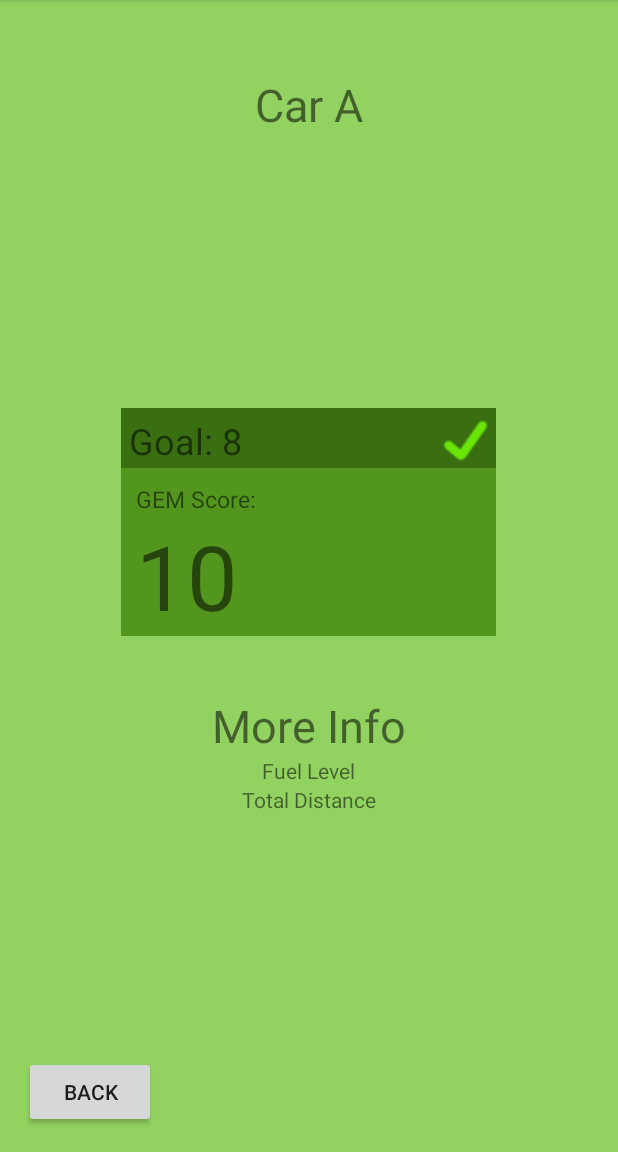
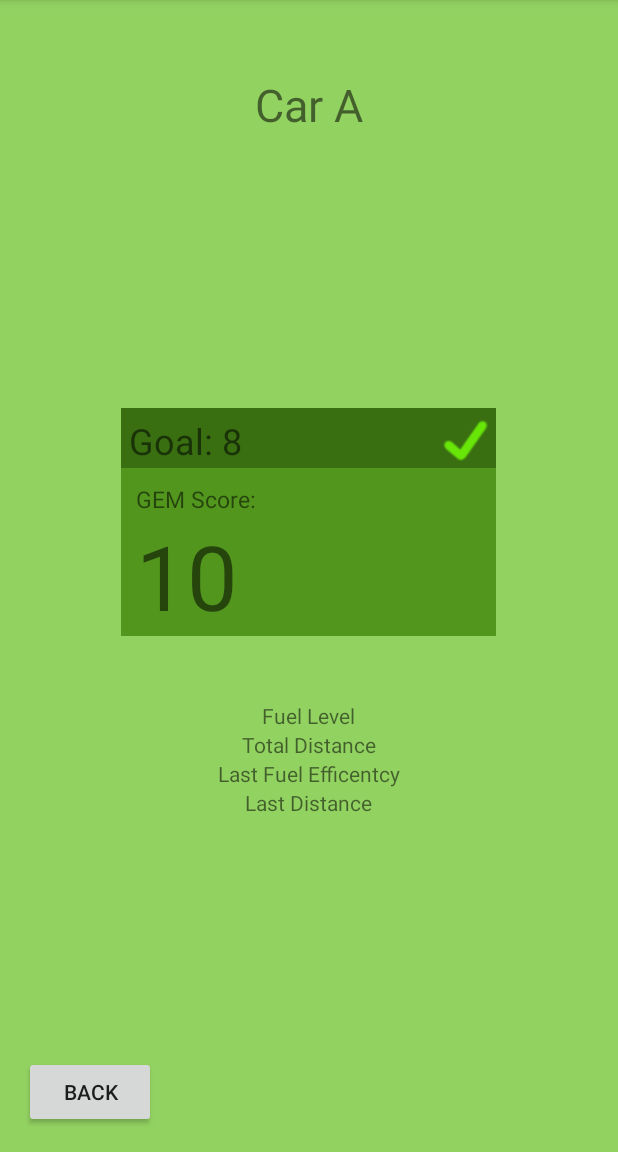
Before and after one commit to sarahyeo/EcoGEM, an Android app: the layout activity_car.xml on its own in the app's theme, with its tools: preview values and no code run, on a phone screen of 412 x 824 dp, the part 84-1236 px from its top. Run offline under Robolectric (Android 15) with nearby library versions, the phone set to English and light mode, and no system bars.

Commit message:
More formatting changes

```diff
--- a/app/src/main/java/com/cloud1001/ecogem/MainActivity.java
+++ b/app/src/main/java/com/cloud1001/ecogem/MainActivity.java
@@ -167,7 +167,7 @@ public class MainActivity extends Activity {
     private void getUserTrips() {
         String entityPath = String.format("Users/%s/Trips", mCurrentUser._id); //!!!??!?!?!?!
         HashMap<String, String> queryParams = new HashMap<>();
-        queryParams.put("limit", "10");
+        queryParams.put("limit", "50");
         queryParams.put("sortBy", "StartTime");
         queryParams.put("desc", "true");
 
--- a/app/src/main/res/layout/activity_car.xml
+++ b/app/src/main/res/layout/activity_car.xml
@@ -64,19 +64,10 @@
     <TextView
         android:layout_width="wrap_content"
         android:layout_height="wrap_content"
-        android:text="More Info"
-        android:id="@+id/carInfo"
-        android:layout_marginTop="39dp"
-        android:textSize="30dp"
-        android:layout_below="@+id/fuelScore"
-        android:layout_centerHorizontal="true" />
-
-    <TextView
-        android:layout_width="wrap_content"
-        android:layout_height="wrap_content"
         android:text="Fuel Level"
         android:id="@+id/fuelLevel"
-        android:layout_below="@+id/carInfo"
+        android:layout_marginTop="43dp"
+        android:layout_below="@+id/fuelScore"
         android:layout_centerHorizontal="true" />
 
     <TextView
@@ -97,4 +88,20 @@
         android:layout_alignParentBottom="true"
         android:layout_alignParentStart="true" />
 
+    <TextView
+        android:layout_width="wrap_content"
+        android:layout_height="wrap_content"
+        android:text="Last Fuel Efficentcy"
+        android:id="@+id/lastFuelE"
+        android:layout_centerHorizontal="true"
+        android:layout_below="@+id/totalDistance" />
+
+    <TextView
+        android:layout_width="wrap_content"
+        android:layout_height="wrap_content"
+        android:text="Last Distance"
+        android:id="@+id/lastDistance"
+        android:layout_below="@+id/lastFuelE"
+        android:layout_centerHorizontal="true" />
+
 </RelativeLayout>
```
Also changed, not shown: app/src/main/java/com/cloud1001/ecogem/CarActivity.java (+25 -18 lines), app/src/main/java/com/cloud1001/ecogem/HomeActivity.java (+11 -9 lines), app/src/main/res/drawable/ic_check_white_48dp.png (added), app/src/main/res/drawable/ic_close_white_48dp.png (added), app/src/main/res/drawable/ic_dnd_forwardslash_white_48dp.png (added).
